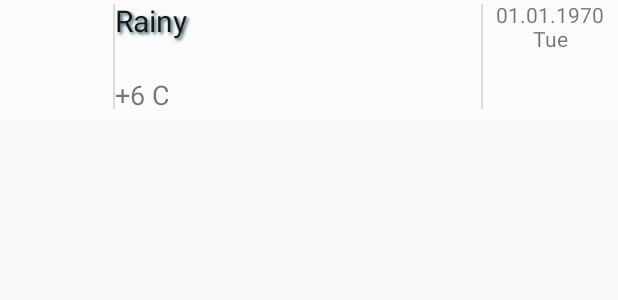
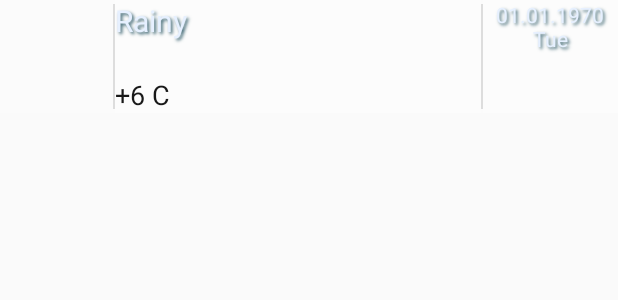
Before and after one commit to TheyCallMeRobinson/WeatherForecast, an Android app: the layout forecast_list_item.xml on its own in the app's theme, with its tools: preview values and no code run, on a phone screen of 412 x 824 dp. Shown: the top 300 px of the screen. Run offline under Robolectric (Android 15) with nearby library versions, the light colour scheme and no system bars.

Commit message:
Extract styles

```diff
--- a/app/src/main/res/layout/forecast_list_item.xml
+++ b/app/src/main/res/layout/forecast_list_item.xml
@@ -25,7 +25,7 @@
 
         <TextView
             android:id="@+id/weatherDescriptionItem"
-            style="@style/Text"
+            style="@style/Text.ForecastListTextView"
             android:layout_width="match_parent"
             android:layout_height="match_parent"
             android:layout_gravity="center_vertical"
@@ -35,6 +35,7 @@
 
         <TextView
             android:id="@+id/temperatureItem"
+            style="@style/Text.ForecastListTemperature"
             android:layout_width="match_parent"
             android:layout_height="wrap_content"
             android:layout_weight="0"
@@ -45,6 +46,7 @@
 
     <TextView
         android:id="@+id/weekdayItem"
+        style="@style/Text.ForecastListDate"
         android:layout_width="90dp"
         android:layout_height="match_parent"
         android:minWidth="50dp"
--- a/app/src/main/res/values/styles.xml
+++ b/app/src/main/res/values/styles.xml
@@ -82,4 +82,33 @@
         <item name="android:layout_marginTop">40dp</item>
         <item name="android:layout_marginEnd">40dp</item>
     </style>
+
+    <style name="Text.ForecastListTextView">
+        <item name="android:textColor">@color/sky_blue</item>
+        <item name="android:shadowColor">@color/darkBlue</item>
+        <item name="android:background">@color/white_pale</item>
+        <item name="android:layout_width">wrap_content</item>
+        <item name="android:layout_height">wrap_content</item>
+        <item name="android:textSize">18sp</item>
+        <item name="android:ems">8</item>
+    </style>
+
+    <style name="Text.ForecastListTemperature">
+        <item name="android:textColor">@color/black</item>
+        <item name="android:shadowColor">@color/white_pale</item>
+        <item name="android:background">@color/white_pale</item>
+        <item name="android:layout_width">wrap_content</item>
+        <item name="android:layout_height">wrap_content</item>
+        <item name="android:textSize">18sp</item>
+        <item name="android:ems">8</item>
+    </style>
+
+    <style name="Text.ForecastListDate">
+        <item name="android:textColor">@color/sky_blue</item>
+        <item name="android:shadowColor">@color/darkBlue</item>
+        <item name="android:background">@color/white_pale</item>
+        <item name="android:layout_width">wrap_content</item>
+        <item name="android:layout_height">wrap_content</item>
+    </style>
+
 </resources>
```
